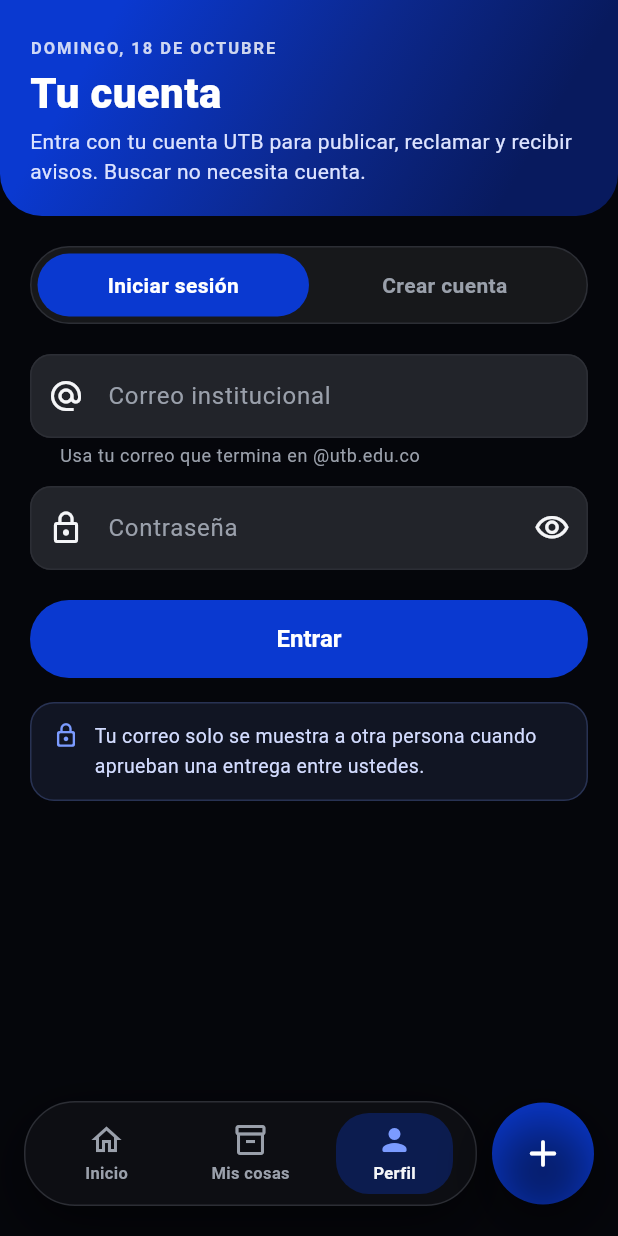
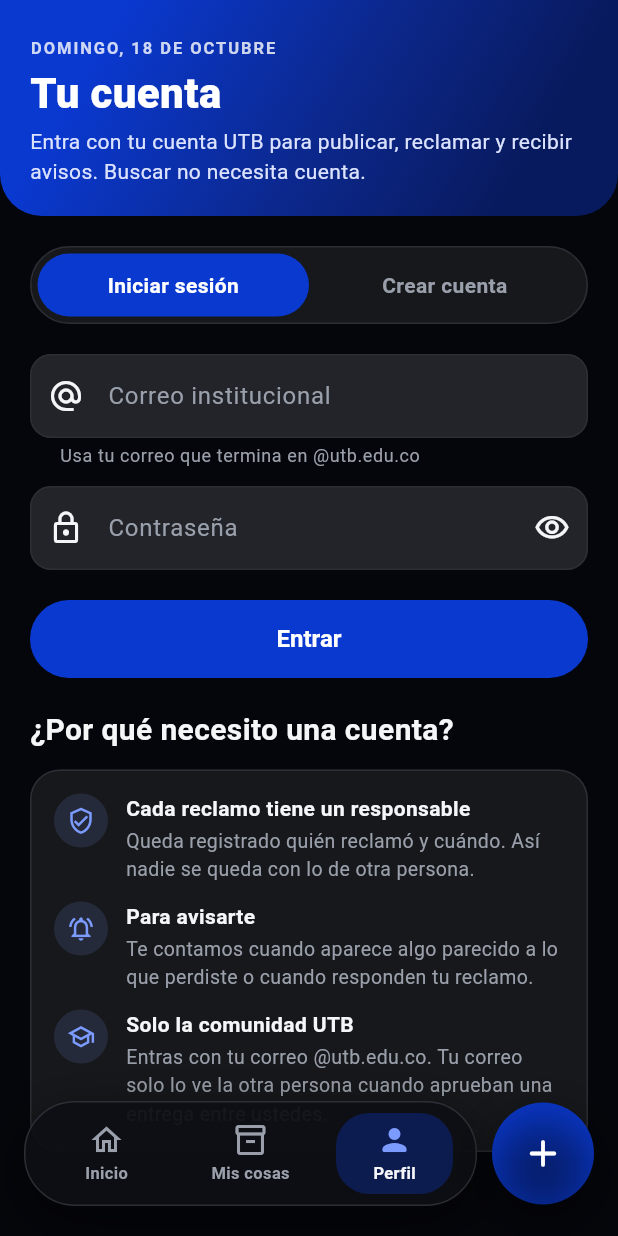
Before and after one commit to ISCOUTB/AS_202620_Recobra, a Flutter app: the screen it shows after launch, scrolled down 58 dp, after a tap on "Crear cuenta con mi correo UTB", after a tap on "Iniciar sesión", on a phone screen of 412 x 824 dp. Run offline on Flutter 3.47's test engine with Material 3 defaults, Android fonts, the phone set to English and light mode, and no system bars; network calls fail.

Commit message:
Lugares reales del campus, modo visitante y accesos rapidos como botones
- Catalogo con los pisos y zonas dados por el equipo (A2 hasta el quinto, hemeroteca, sala de estudio, Alcatraz, Meson, bohios...), como sugerencias con texto libre
- El visitante ve y llena el formulario de publicar; al enviar se explica por que hace falta cuenta y vuelve a lo escrito
- Reclamar y Lo tengo yo sin cuenta explican la razon y reabren el objeto al volver
- Perdi algo y Encontre algo pasan a botones de color solido con + y PUBLICAR (app y vitrina)

```diff
--- a/mobile/lib/main.dart
+++ b/mobile/lib/main.dart
@@ -101,6 +101,11 @@
   int _indice = _inicio;
   late bool _bienvenida = widget.mostrarBienvenida;
   bool _registroPrimero = false;
+
+  /// Qué hacer cuando la persona inicia sesión después de que se le pidió la
+  /// cuenta (volver al formulario de publicar, reabrir el objeto que quería reclamar).
+  VoidCallback? _alVolver;
+  bool _estabaActiva = false;
   final _claveInicio = GlobalKey<InicioPantallaState>();
   final _clavePublicar = GlobalKey<PublicarPantallaState>();
   final _claveMisCosas = GlobalKey<MisCosasPantallaState>();
@@ -113,6 +118,13 @@
 
   void _ir(int i) => setState(() => _indice = i);
 
+  /// Lleva a iniciar sesión o crear la cuenta y, al terminar, a donde estaba.
+  void _pedirCuenta({required bool crearCuenta, VoidCallback? alVolver, required int volverA}) {
+    _registroPrimero = crearCuenta;
+    _alVolver = alVolver ?? () => _ir(volverA);
+    _ir(_perfil);
+  }
+
   void _publicarCon(String tipo, {String? categoria}) {
     _ir(_publicar);
     WidgetsBinding.instance.addPostFrameCallback((_) => _clavePublicar.currentState?.preparar(tipo, categoria: categoria));
@@ -121,6 +133,14 @@
   @override
   Widget build(BuildContext context) {
     final sesion = AlcanceSesion.de(context);
+    if (sesion.activa && !_estabaActiva && _alVolver != null) {
+      final volver = _alVolver!;
+      _alVolver = null;
+      WidgetsBinding.instance.addPostFrameCallback((_) {
+        if (mounted) volver();
+      });
+    }
+    _estabaActiva = sesion.activa;
     if (_bienvenida && !sesion.activa) {
       return BienvenidaPantalla(
         alTerminar: ({required bool crearCuenta}) => setState(() {
@@ -137,7 +157,8 @@
         children: [
           InicioPantalla(
             key: _claveInicio,
-            alPedirCuenta: () => _ir(_perfil),
+            alPedirCuenta: ({required bool crearCuenta, VoidCallback? alVolver}) =>
+                _pedirCuenta(crearCuenta: crearCuenta, alVolver: alVolver, volverA: _inicio),
             alIrAMisCosas: ({required bool reclame}) {
               _claveMisCosas.currentState?.mostrar(reclame: reclame);
               _ir(_misCosas);
@@ -146,6 +167,8 @@
           ),
           PublicarPantalla(
             key: _clavePublicar,
+            alPedirCuenta: ({required bool crearCuenta, VoidCallback? alVolver}) =>
+                _pedirCuenta(crearCuenta: crearCuenta, alVolver: alVolver, volverA: _publicar),
             alPublicar: () {
               _claveInicio.currentState?.recargar();
               _ir(_inicio);
--- a/mobile/lib/pantallas/acceso.dart
+++ b/mobile/lib/pantallas/acceso.dart
@@ -3,6 +3,7 @@
 import '../estado/sesion.dart';
 import '../tema/tema_utb.dart';
 import '../widgets/comunes.dart';
+import 'requiere_cuenta.dart';
 
 /// Inicio de sesión y registro con correo institucional (ADR-0013). Se
 /// muestra dentro de las pestañas que exigen cuenta.
@@ -137,11 +138,9 @@
                   const SizedBox(height: 12),
                   Text(_error!, style: const TextStyle(color: ColoresUtb.rojoTexto)),
                 ],
-                const SizedBox(height: 16),
-                const CajaInfo(
-                  icono: Icons.lock_outline_rounded,
-                  child: Text('Tu correo solo se muestra a otra persona cuando aprueban una entrega entre ustedes.'),
-                ),
+                const SizedBox(height: 12),
+                const TituloSeccion('¿Por qué necesito una cuenta?'),
+                const Card(child: Padding(padding: EdgeInsets.fromLTRB(16, 16, 16, 4), child: RazonesCuenta())),
               ],
             ),
           ),
--- a/mobile/lib/pantallas/inicio.dart
+++ b/mobile/lib/pantallas/inicio.dart
@@ -9,6 +9,7 @@
 import '../widgets/comunes.dart';
 import 'avisos.dart';
 import 'detalle.dart';
+import 'requiere_cuenta.dart';
 
 const categoriasPredefinidas = ['electronica', 'mochilas', 'llaves', 'documentos', 'ropa', 'accesorios', 'otros'];
 
@@ -33,7 +34,7 @@
   });
 
   /// Lleva a la pestaña de cuenta cuando hace falta iniciar sesión.
-  final VoidCallback alPedirCuenta;
+  final AlPedirCuenta alPedirCuenta;
 
   /// Lleva a "Mis cosas": `reclame` elige "Lo que reclamé" en vez de "Lo que publiqué".
   final void Function({required bool reclame}) alIrAMisCosas;
@@ -89,7 +90,13 @@
   }
 
   Future<void> _abrirDetalle(Publicacion p) async {
-    final resultado = await abrirDetalle(context, p, alPedirCuenta: widget.alPedirCuenta);
+    final resultado = await abrirDetalle(
+      context,
+      p,
+      // Tras iniciar sesión se vuelve a abrir este mismo objeto.
+      alPedirCuenta: ({required crearCuenta, alVolver}) =>
+          widget.alPedirCuenta(crearCuenta: crearCuenta, alVolver: () => _abrirDetalle(p)),
+    );
     if (resultado == null) return;
     recargar();
     widget.alIrAMisCosas(reclame: resultado == ResultadoDetalle.reclamo);
@@ -132,7 +139,7 @@
             child: Column(
               crossAxisAlignment: CrossAxisAlignment.stretch,
               children: [
-                const TituloSeccion('¿Qué pasó?'),
+                const TituloSeccion('¿Qué pasó?', subtitulo: 'Toca un botón para publicar en menos de un minuto'),
                 IntrinsicHeight(
                   child: Row(
                     crossAxisAlignment: CrossAxisAlignment.stretch,
@@ -141,6 +148,7 @@
                         child: _AccesoRapido(
                           icono: Icons.manage_search_rounded,
                           color: ColoresUtb.naranja,
+                          colorTexto: ColoresUtb.textoSobreNaranja,
                           titulo: 'Perdí algo',
                           texto: 'Publícalo y te avisamos si aparece',
                           alTocar: () => widget.alPublicar('perdido'),
@@ -151,6 +159,7 @@
                         child: _AccesoRapido(
                           icono: Icons.inventory_2_outlined,
                           color: ColoresUtb.verde,
+                          colorTexto: ColoresUtb.textoSobreVerde,
                           titulo: 'Encontré algo',
                           texto: 'Ayuda a que vuelva a su dueño',
                           alTocar: () => widget.alPublicar('encontrado'),
@@ -306,10 +315,13 @@
   }
 }
 
+/// Botón de acceso rápido para publicar: relleno de color sólido, ícono, un "+"
+/// y la palabra "Publicar", para que se vea como una acción y no como texto.
 class _AccesoRapido extends StatelessWidget {
   const _AccesoRapido({
     required this.icono,
     required this.color,
+    required this.colorTexto,
     required this.titulo,
     required this.texto,
     required this.alTocar,
@@ -317,32 +329,62 @@
 
   final IconData icono;
   final Color color;
+  final Color colorTexto;
   final String titulo;
   final String texto;
   final VoidCallback alTocar;
 
   @override
   Widget build(BuildContext context) {
-    return Card(
-      clipBehavior: Clip.antiAlias,
+    return Semantics(
+      button: true,
+      label: '$titulo. $texto. Publicar',
+      excludeSemantics: true,
+      child: Material(
+        color: color,
+        borderRadius: BorderRadius.circular(22),
         child: InkWell(
+          borderRadius: BorderRadius.circular(22),
           onTap: alTocar,
           child: Padding(
             padding: const EdgeInsets.all(16),
             child: Column(
               crossAxisAlignment: CrossAxisAlignment.start,
               children: [
+                Row(
+                  children: [
                     Container(
-                width: 40,
-                height: 40,
-                decoration: BoxDecoration(color: color.withValues(alpha: 0.16), shape: BoxShape.circle),
-                child: Icon(icono, color: color, size: 22),
+                      width: 42,
+                      height: 42,
+                      decoration: BoxDecoration(color: colorTexto.withValues(alpha: 0.14), shape: BoxShape.circle),
+                      child: Icon(icono, color: colorTexto, size: 23),
                     ),
-              const SizedBox(height: 10),
-              Text(titulo, style: const TextStyle(fontSize: 16, fontWeight: FontWeight.w700)),
-              const SizedBox(height: 4),
-              Text(texto, style: const TextStyle(fontSize: 12, color: ColoresUtb.textoSuave, height: 1.4)),
+                    const Spacer(),
+                    Container(
+                      width: 34,
+                      height: 34,
+                      decoration: BoxDecoration(color: colorTexto, shape: BoxShape.circle),
+                      child: Icon(Icons.add_rounded, color: color, size: 22),
+                    ),
                   ],
+                ),
+                const SizedBox(height: 14),
+                Text(titulo, style: TextStyle(color: colorTexto, fontSize: 19, fontWeight: FontWeight.w800)),
+                const SizedBox(height: 2),
+                Text(texto, style: TextStyle(color: colorTexto.withValues(alpha: 0.85), fontSize: 12.5, height: 1.35)),
+                const SizedBox(height: 12),
+                Row(
+                  children: [
+                    Text(
+                      'PUBLICAR',
+                      style: TextStyle(color: colorTexto, fontSize: 11, fontWeight: FontWeight.w800, letterSpacing: 1.3),
+                    ),
+                    const SizedBox(width: 4),
+                    Icon(Icons.arrow_forward_rounded, color: colorTexto, size: 16),
+                  ],
+                ),
+              ],
+            ),
           ),
         ),
       ),
--- a/mobile/lib/pantallas/mis_cosas.dart
+++ b/mobile/lib/pantallas/mis_cosas.dart
@@ -170,7 +170,7 @@
             padding: const EdgeInsets.only(bottom: 12),
             child: TarjetaPublicacion(
               publicacion: item.publicacion,
-              onTap: () => abrirDetalle(context, item.publicacion, alPedirCuenta: () {}),
+              onTap: () => abrirDetalle(context, item.publicacion, alPedirCuenta: ({required crearCuenta, alVolver}) {}),
               pie: _pie(item),
             ),
           ),
--- a/mobile/lib/pantallas/publicar.dart
+++ b/mobile/lib/pantallas/publicar.dart
@@ -6,27 +6,41 @@
 import '../estado/sesion.dart';
 import '../tema/tema_utb.dart';
 import '../widgets/comunes.dart';
-import 'acceso.dart';
 import 'custodia.dart';
 import 'inicio.dart';
+import 'requiere_cuenta.dart';
 
-/// Se usa solo si `GET /lugares` no responde: la fuente es el catálogo del servidor.
+const _cuatroPisos = ['Piso 1', 'Piso 2', 'Piso 3', 'Piso 4'];
+
+/// Se usa solo si `GET /lugares` no responde: la fuente es el catálogo del
+/// servidor (`src/domain/lugares/catalogo-lugares.ts`).
 const lugaresDeRespaldo = [
-  LugarCampus('Bloque A1', ['Piso 1', 'Piso 2', 'Piso 3', 'Piso 4']),
-  LugarCampus('Bloque A2', ['Piso 1', 'Piso 2', 'Piso 3', 'Piso 4']),
-  LugarCampus('Bloque A3', ['Piso 1', 'Piso 2', 'Piso 3', 'Piso 4']),
-  LugarCampus('Bloque A4', ['Piso 1', 'Piso 2', 'Piso 3', 'Piso 4']),
-  LugarCampus('Bloque A5', ['Piso 1', 'Piso 2', 'Piso 3', 'Piso 4']),
-  LugarCampus('Biblioteca', ['Piso 1', 'Piso 2', 'Piso 3']),
+  LugarCampus('Bloque A1', _cuatroPisos),
+  LugarCampus('Bloque A2', [..._cuatroPisos, 'Piso 5']),
+  LugarCampus('Bloque A3', _cuatroPisos),
+  LugarCampus('Bloque A4', _cuatroPisos),
+  LugarCampus('Bloque A5', _cuatroPisos),
+  LugarCampus('Biblioteca', ['Hemeroteca', 'Piso 1', 'Piso 2', 'Piso 3 (sala de estudio)']),
+  LugarCampus('Alcatraz', ['Piso 1', 'Piso 2']),
+  LugarCampus('El Mesón', []),
+  LugarCampus('Cafetería central', []),
+  LugarCampus('Panadería', []),
+  LugarCampus('Los Bohíos', []),
   LugarCampus('Entrada principal', []),
-  LugarCampus('Cafetería central', []),
+  LugarCampus('Gimnasio', []),
+  LugarCampus('Canchas', []),
+  LugarCampus('Parqueadero', []),
 ];
 
-/// Publicar un objeto perdido o encontrado. Exige sesión (ADR-0013).
+/// Publicar un objeto perdido o encontrado. Quien no tiene cuenta puede ver y
+/// llenar el formulario para saber cómo funciona; al enviarlo se le explica por
+/// qué hace falta una cuenta (ADR-0013) y, tras iniciar sesión, vuelve aquí con
+/// lo que había escrito.
 class PublicarPantalla extends StatefulWidget {
-  const PublicarPantalla({super.key, required this.alPublicar});
+  const PublicarPantalla({super.key, required this.alPublicar, required this.alPedirCuenta});
 
   final VoidCallback alPublicar;
+  final AlPedirCuenta alPedirCuenta;
 
   @override
   State<PublicarPantalla> createState() => PublicarPantallaState();
@@ -98,7 +112,18 @@
   /// "Piso 2 · Salón 204": el piso elegido en el submenú y la referencia escrita.
   String get _detalle => [_piso, _referencia.text.trim()].whereType<String>().where((s) => s.isNotEmpty).join(' · ');
 
+  /// Sin sesión no se envía: se explica por qué y se ofrece iniciar sesión o crear la cuenta.
+  Future<void> _pedirCuenta() async {
+    final eleccion = await explicarCuenta(context, AccionConCuenta.publicar);
+    if (eleccion == null || !mounted) return;
+    widget.alPedirCuenta(crearCuenta: eleccion == EleccionCuenta.crearCuenta);
+  }
+
   Future<void> _publicar() async {
+    if (!AlcanceSesion.de(context).activa) {
+      await _pedirCuenta();
+      return;
+    }
     if (!_formKey.currentState!.validate()) return;
     final sesion = AlcanceSesion.de(context);
     final mensajero = ScaffoldMessenger.of(context);
@@ -145,12 +170,14 @@
   @override
   Widget build(BuildContext context) {
     final sesion = AlcanceSesion.de(context);
-    if (!sesion.activa) return const AccesoPantalla(motivo: 'Para publicar un objeto necesitas tu cuenta institucional.');
     final perdido = _tipo == 'perdido';
     return ListView(
       padding: EdgeInsets.zero,
       children: [
-        const EncabezadoUtb(titulo: 'Publicar', subtitulo: 'Toma menos de un minuto.'),
+        EncabezadoUtb(
+          titulo: 'Publicar',
+          subtitulo: sesion.activa ? 'Toma menos de un minuto.' : 'Así se publica en Recobra.',
+        ),
         Padding(
           padding: const EdgeInsets.fromLTRB(20, 20, 20, 120),
           child: Form(
@@ -158,6 +185,13 @@
             child: Column(
               crossAxisAlignment: CrossAxisAlignment.stretch,
               children: [
+                if (!sesion.activa) ...[
+                  const AvisoExplorando(
+                    texto: 'Estás explorando sin cuenta. Llena el formulario para ver cómo funciona; '
+                        'para enviarlo te pediremos iniciar sesión y te explicamos por qué.',
+                  ),
+                  const SizedBox(height: 16),
+                ],
                 ControlSegmentado<String>(
                   opciones: const [OpcionSegmento('perdido', 'Lo perdí'), OpcionSegmento('encontrado', 'Lo encontré')],
                   valor: _tipo,
@@ -238,7 +272,10 @@
                 ],
                 if (_niveles.isNotEmpty) ...[
                   const SizedBox(height: 14),
-                  const Text('¿En qué piso? (opcional)', style: TextStyle(color: ColoresUtb.textoSuave, fontWeight: FontWeight.w600)),
+                  const Text(
+                    'Sugerencias de piso o zona (opcional)',
+                    style: TextStyle(color: ColoresUtb.textoSuave, fontWeight: FontWeight.w600),
+                  ),
                   const SizedBox(height: 8),
                   Wrap(
                     spacing: 8,
@@ -258,8 +295,8 @@
                   controller: _referencia,
                   maxLength: 80,
                   decoration: const InputDecoration(
-                    labelText: 'Salón o referencia (opcional)',
-                    hintText: 'Salón 204, cerca de los baños…',
+                    labelText: 'Otro piso, salón o referencia (opcional)',
+                    hintText: 'Piso 5, Salón 204, cerca de los baños…',
                   ),
                 ),
                 if (!perdido) ...[
@@ -272,10 +309,12 @@
                   child: Text(_ocupado ? 'Publicando…' : (perdido ? 'Publicar objeto perdido' : 'Publicar objeto encontrado')),
                 ),
                 const SizedBox(height: 10),
-                const Text(
-                  'Al publicar buscamos coincidencias y te avisamos.',
+                Text(
+                  sesion.activa
+                      ? 'Al publicar buscamos coincidencias y te avisamos.'
+                      : 'Al tocar Publicar te pediremos iniciar sesión.',
                   textAlign: TextAlign.center,
-                  style: TextStyle(color: ColoresUtb.textoSuave, fontSize: 12),
+                  style: const TextStyle(color: ColoresUtb.textoSuave, fontSize: 12),
                 ),
               ],
             ),
--- /dev/null
+++ b/mobile/lib/pantallas/requiere_cuenta.dart
@@ -0,0 +1,135 @@
+import 'package:flutter/material.dart';
+
+import '../tema/tema_utb.dart';
+import '../widgets/comunes.dart';
+
+/// Qué estaba intentando hacer la persona cuando se le pidió la cuenta.
+enum AccionConCuenta {
+  publicar('Para publicar necesitas una cuenta', 'Puedes mirar cómo se publica sin cuenta; la necesitamos solo para enviarla.'),
+  reclamar('Para reclamar necesitas una cuenta', 'Puedes ver todo lo publicado sin cuenta; la necesitamos solo para reclamar.'),
+  avisar(
+    'Para avisar que lo tienes necesitas una cuenta',
+    'Puedes ver todo lo publicado sin cuenta; la necesitamos solo para avisarle a su dueño.',
+  ),
+  seguimiento('Inicia sesión para ver tus cosas', 'Aquí aparece lo que publicaste y lo que reclamaste, y tus avisos.');
+
+  const AccionConCuenta(this.titulo, this.subtitulo);
+
+  final String titulo;
+  final String subtitulo;
+}
+
+/// Qué hace la app cuando alguien sin cuenta decide iniciar sesión o crearla.
+/// `alVolver` se ejecuta cuando la sesión queda iniciada (por ejemplo, volver
+/// al formulario de publicar o reabrir el objeto que quería reclamar).
+typedef AlPedirCuenta = void Function({required bool crearCuenta, VoidCallback? alVolver});
+
+/// Las razones por las que Recobra pide cuenta para publicar y reclamar.
+/// Se muestra en la hoja de "necesitas una cuenta" y en la pantalla de acceso.
+class RazonesCuenta extends StatelessWidget {
+  const RazonesCuenta({super.key, this.accion});
+
+  final AccionConCuenta? accion;
+
+  static const _razones = [
+    (
+      Icons.verified_user_outlined,
+      'Cada reclamo tiene un responsable',
+      'Queda registrado quién reclamó y cuándo. Así nadie se queda con lo de otra persona.',
+    ),
+    (
+      Icons.notifications_active_outlined,
+      'Para avisarte',
+      'Te contamos cuando aparece algo parecido a lo que perdiste o cuando responden tu reclamo.',
+    ),
+    (
+      Icons.school_outlined,
+      'Solo la comunidad UTB',
+      'Entras con tu correo @utb.edu.co. Tu correo solo lo ve la otra persona cuando aprueban una entrega entre ustedes.',
+    ),
+  ];
+
+  @override
+  Widget build(BuildContext context) {
+    return Column(
+      crossAxisAlignment: CrossAxisAlignment.stretch,
+      children: [
+        for (final (icono, titulo, texto) in _razones)
+          Padding(
+            padding: const EdgeInsets.only(bottom: 12),
+            child: Row(
+              crossAxisAlignment: CrossAxisAlignment.start,
+              children: [
+                Container(
+                  width: 36,
+                  height: 36,
+                  decoration: BoxDecoration(color: ColoresUtb.azulClaro.withValues(alpha: 0.14), shape: BoxShape.circle),
+                  child: Icon(icono, size: 19, color: ColoresUtb.azulClaro),
+                ),
+                const SizedBox(width: 12),
+                Expanded(
+                  child: Column(
+                    crossAxisAlignment: CrossAxisAlignment.start,
+                    children: [
+                      Text(titulo, style: const TextStyle(fontWeight: FontWeight.w700)),
+                      const SizedBox(height: 2),
+                      Text(texto, style: const TextStyle(color: ColoresUtb.textoSuave, fontSize: 13, height: 1.45)),
+                    ],
+                  ),
+                ),
+              ],
+            ),
+          ),
+      ],
+    );
+  }
+}
+
+/// Lo que elige la persona en la hoja de "necesitas una cuenta".
+enum EleccionCuenta { iniciarSesion, crearCuenta }
+
+/// Explica por qué hace falta una cuenta para [accion] y deja iniciar sesión o
+/// crearla. Devuelve `null` si prefiere seguir explorando.
+Future<EleccionCuenta?> explicarCuenta(BuildContext context, AccionConCuenta accion) {
+  return showModalBottomSheet<EleccionCuenta>(
+    context: context,
+    isScrollControlled: true,
+    builder: (contexto) => SafeArea(
+      child: SingleChildScrollView(
+        padding: const EdgeInsets.fromLTRB(20, 0, 20, 20),
+        child: Column(
+          mainAxisSize: MainAxisSize.min,
+          crossAxisAlignment: CrossAxisAlignment.stretch,
+          children: [
+            EncabezadoHoja(titulo: accion.titulo, subtitulo: accion.subtitulo),
+            const SizedBox(height: 16),
+            const RazonesCuenta(),
+            const SizedBox(height: 8),
+            FilledButton(
+              onPressed: () => Navigator.pop(contexto, EleccionCuenta.iniciarSesion),
+              child: const Text('Iniciar sesión'),
+            ),
+            const SizedBox(height: 8),
+            OutlinedButton(
+              onPressed: () => Navigator.pop(contexto, EleccionCuenta.crearCuenta),
+              child: const Text('Crear cuenta con mi correo UTB'),
+            ),
+            TextButton(onPressed: () => Navigator.pop(contexto), child: const Text('Seguir explorando')),
+          ],
+        ),
+      ),
+    ),
+  );
+}
+
+/// Aviso fijo para quien está mirando sin cuenta ("Estás explorando…").
+class AvisoExplorando extends StatelessWidget {
+  const AvisoExplorando({super.key, required this.texto});
+
+  final String texto;
+
+  @override
+  Widget build(BuildContext context) {
+    return CajaInfo(icono: Icons.visibility_outlined, child: Text(texto));
+  }
+}
--- a/mobile/lib/tema/tema_utb.dart
+++ b/mobile/lib/tema/tema_utb.dart
@@ -28,6 +28,10 @@
   static const verde = Color(0xFF3CCB6E);
   static const magenta = Color(0xFFB620E0);
   static const rojo = Color(0xFFFF6B6B);
+
+  /// Texto oscuro sobre botones naranja y verde (contraste 8:1 o más).
+  static const textoSobreNaranja = Color(0xFF1A0E02);
+  static const textoSobreVerde = Color(0xFF05260F);
 
   /// Rojo para texto pequeño (más claro, para mantener el contraste).
   static const rojoTexto = Color(0xFFFF8A8A);
```
Also changed, not shown: mobile/lib/pantallas/detalle.dart (+17 -8 lines), 7 other files. Lines whose indentation alone changed are shown as unchanged.
